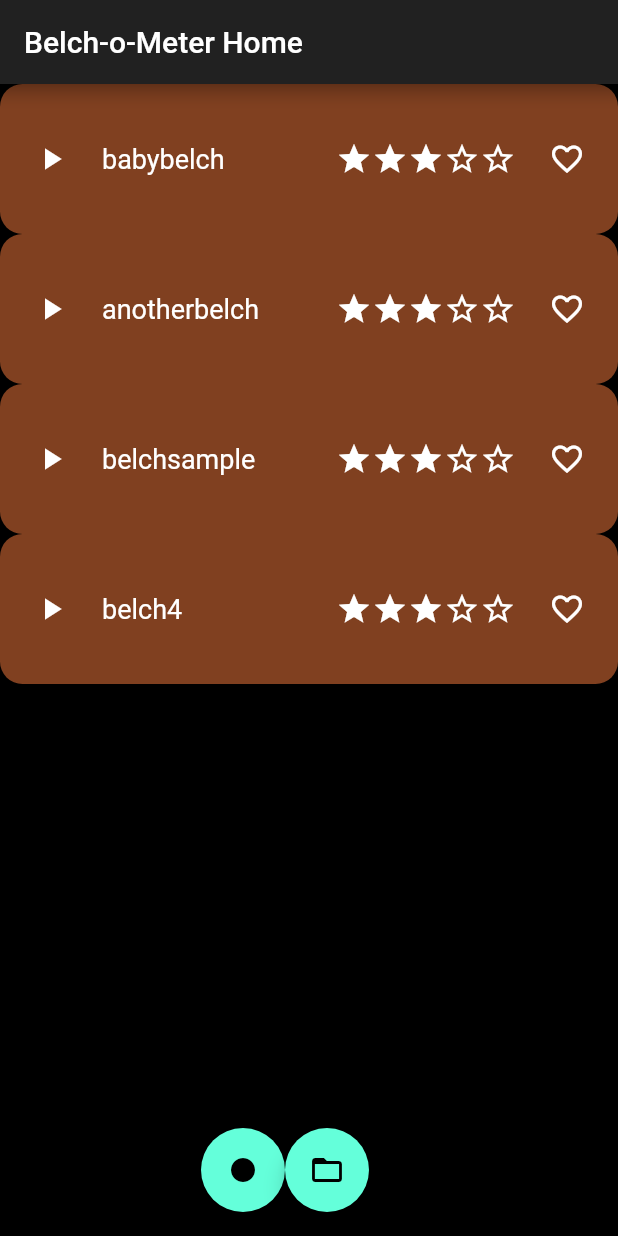
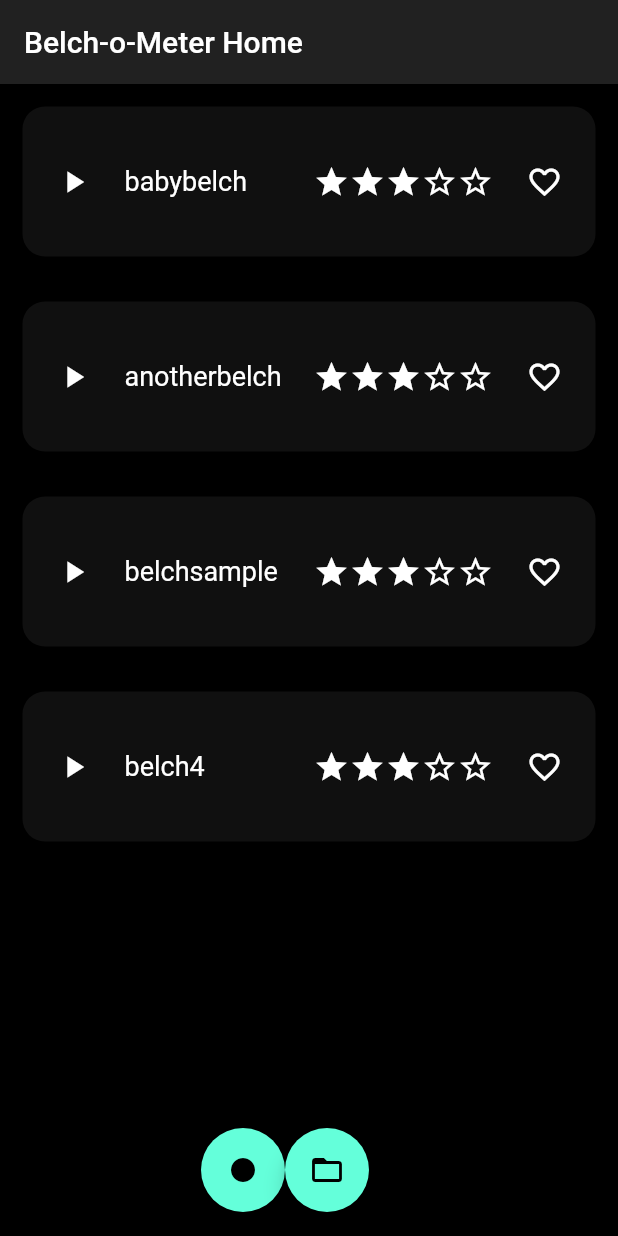
Before and after one commit to fantasticMan1/belch-o-meter, a Flutter app: the screen it shows after launch, after a tap on the "play arrow" icon, on a phone screen of 412 x 824 dp. Run offline on Flutter 3.47's test engine with Material 2 defaults, Android fonts, the phone set to English and light mode, and no system bars; our stand-ins replace flutter_speed_dial; missing offline and left inert: soundpool.

Commit message:
Standardized belch card widgets and fixed dismiss behavior

```diff
--- a/lib/belch_card.dart
+++ b/lib/belch_card.dart
@@ -17,9 +17,11 @@ import 'theme.dart';
 class BelchCard extends StatelessWidget {
   static const double HEIGHT = 100.0;
   static const double SPACING = 10.0;
+  static const double MARGIN = 15.0;
 
   String _fname;
   String _title;
+  Color _cornerColor; // Workaround for corner background clipping.
   AudioManager audioManager = AudioManager();
 
   BelchAnalysis belchAnalysis = BelchAnalysis();
@@ -34,11 +36,12 @@ class BelchCard extends StatelessWidget {
   }
 
   Color _getCardColor(int rating) {
-    if (rating <= 1) return Color(0xFF473027); //ONE_STAR_COLOR;
-    if (rating <= 2) return Color(0xFF373737); //TWO_STAR_COLOR;
-    if (rating <= 3) return Color(0xFF804020); //THREE_STAR_COLOR;
-    if (rating <= 4) return Color(0xFFA0A0A0); //FOUR_STAR_COLOR;
-    if (rating <= 5) return Color(0xFFD0B040); //FIVE_STAR_COLOR;
+    return Color(0xFF101010);
+    // if (rating <= 1) return Color(0xFF473027); //ONE_STAR_COLOR;
+    // if (rating <= 2) return Color(0xFF373737); //TWO_STAR_COLOR;
+    // if (rating <= 3) return Color(0xFF804020); //THREE_STAR_COLOR;
+    // if (rating <= 4) return Color(0xFFA0A0A0); //FOUR_STAR_COLOR;
+    // if (rating <= 5) return Color(0xFFD0B040); //FIVE_STAR_COLOR;
   }
 
   @override
@@ -48,35 +51,16 @@ class BelchCard extends StatelessWidget {
     int rating = belchAnalysis.analyzeBelch([]);
 
     return Container(
+      color: Colors.transparent,
+      margin: const EdgeInsets.all(MARGIN),
+      child: Container(
         decoration: BoxDecoration(
           color: _getCardColor(rating),
-        borderRadius: BorderRadius.all(Radius.circular(15)),
+          borderRadius: BorderRadius.all(Radius.circular(MARGIN)),
         ),
         height: HEIGHT,
         child: InkWell(
           onTap: () => Navigator.of(context).push(new BelchPageRoute(_title)),
-        child: Dismissible(
-          key: Key(_fname),
-          background: Container(
-            color: Colors.red,
-            child: Row(
-              children: [
-                Container(width: 20),
-                Icon(Icons.delete),
-                Expanded(child: Container()),
-              ],
-            ),
-          ),
-          secondaryBackground: Container(
-            color: Colors.red,
-            child: Row(
-              children: [
-                Expanded(child: Container()),
-                Icon(Icons.delete),
-                Container(width: 20),
-              ],
-            ),
-          ),
           child: Row(
             children: [
               Container(width: SPACING),
--- a/lib/belch_list.dart
+++ b/lib/belch_list.dart
@@ -21,7 +21,33 @@ class BelchListState extends State {
       itemCount: filenames.length,
       itemBuilder: (context, index) {
         bool swipingLeft = false;
-        return BelchCard(filenames[index]);
+        return Dismissible(
+          key: UniqueKey(), //Key(filenames[index]),
+          onDismissed: (DismissDirection d) => {},
+          background: Container(
+            color: Colors.transparent,
+            child: Row(
+              children: [
+                Container(width: 2 * BelchCard.MARGIN),
+                Icon(Icons.delete,
+                    color: Colors.red, size: 2 * BelchCard.MARGIN),
+                Expanded(child: Container()),
+              ],
+            ),
+          ),
+          secondaryBackground: Container(
+            color: Colors.transparent,
+            child: Row(
+              children: [
+                Expanded(child: Container()),
+                Icon(Icons.delete,
+                    color: Colors.red, size: 2 * BelchCard.MARGIN),
+                Container(width: 2 * BelchCard.MARGIN),
+              ],
+            ),
+          ),
+          child: BelchCard(filenames[index]),
+        );
       },
     );
   }
```
Also changed, not shown: 1 other file. Lines whose indentation alone changed are shown as unchanged.
